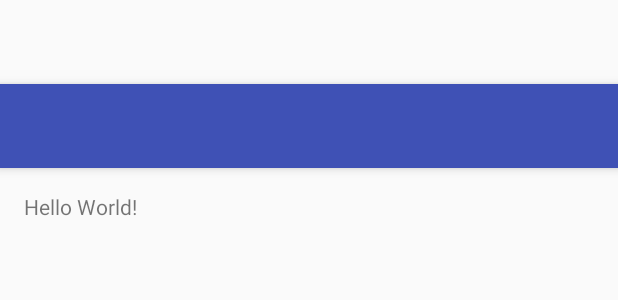
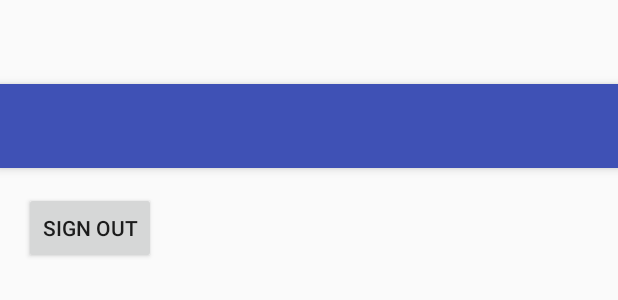
Before and after one commit to polybugger/Artemis, an Android app: the layout activity_main.xml on its own in the app's theme, with its tools: preview values and no code run, on a phone screen of 412 x 824 dp. Shown: the top 300 px of the screen. Run offline under Robolectric (Android 15) with nearby library versions, the phone set to English and light mode, and no system bars.

Commit message:
added sign out button

```diff
--- a/app/src/main/java/net/polybugger/artemis/SignInActivity.java
+++ b/app/src/main/java/net/polybugger/artemis/SignInActivity.java
@@ -75,7 +75,7 @@ public class SignInActivity extends AppCompatActivity implements SignInMethodFra
                 .requestEmail()
                 .build();
         mGoogleApiClient = new GoogleApiClient.Builder(this)
-                .enableAutoManage(this /* FragmentActivity */, this)
+                .enableAutoManage(this /* FragmentActivity */, this /* GoogleApiClient.OnConnectionFailedListener */)
                 .addApi(Auth.GOOGLE_SIGN_IN_API, gso)
                 .build();
 
--- a/app/src/main/res/layout/activity_main.xml
+++ b/app/src/main/res/layout/activity_main.xml
@@ -33,10 +33,12 @@
         app:layout_behavior="@string/appbar_scrolling_view_behavior"
         tools:context="net.polybugger.artemis.MainActivity">
 
-        <TextView
+        <Button
+            android:id="@+id/sign_out_button"
+            android:layout_gravity="center"
             android:layout_height="wrap_content"
             android:layout_width="wrap_content"
-            android:text="Hello World!" />
+            android:text="@string/sign_out" />
 
     </RelativeLayout>
 
--- a/app/src/main/res/values/strings.xml
+++ b/app/src/main/res/values/strings.xml
@@ -9,6 +9,7 @@
     <string name="sign_up">Sign up&#8230;</string>
     <string name="forgot_password">Forgot password?</string>
     <string name="sign_in_as_guest">Sign In as Guest&#8230;</string>
+    <string name="sign_out">Sign Out</string>
 
     <string name="error_email_required">Please enter a valid email!</string>
     <string name="error_password_required">Please enter password!</string>
--- a/build.gradle
+++ b/build.gradle
@@ -5,7 +5,7 @@ buildscript {
         jcenter()
     }
     dependencies {
-        classpath 'com.android.tools.build:gradle:2.2.2'
+        classpath 'com.android.tools.build:gradle:2.2.3'
         classpath 'com.google.gms:google-services:3.0.0'
 
         // NOTE: Do not place your application dependencies here; they belong
```
Also changed, not shown: app/build.gradle (+7 -7 lines), app/src/main/java/net/polybugger/artemis/MainActivity.java (+41 -0 lines).
